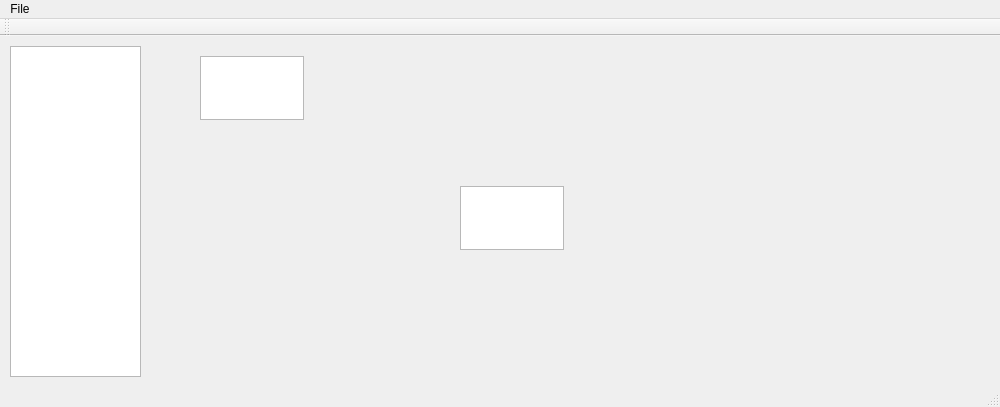
Before: the Qt Designer form 3_Solution/TestConexiune/QClient/QClient.ui in Aleexuta/POO-Proiect-NOrg, drawn with Qt 5.
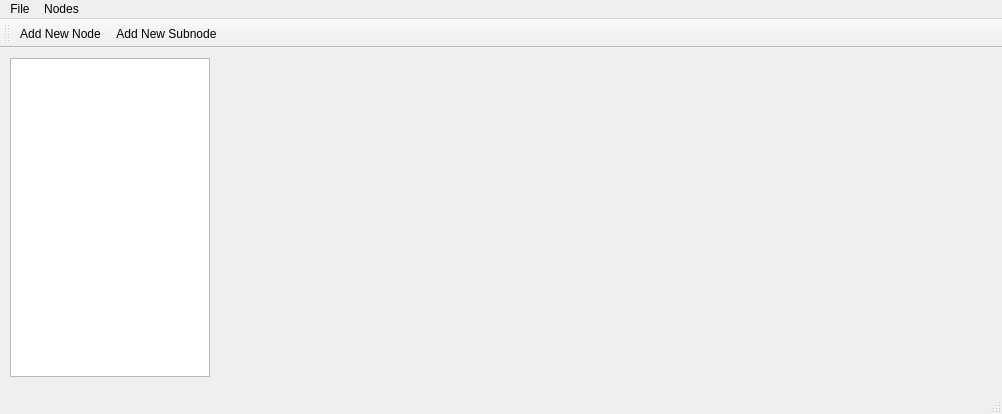
After: the same form once the commit is applied. Icons and pictures are not drawn.

The edit to the form file:
```diff
--- a/3_Solution/TestConexiune/QClient/QClient.ui
+++ b/3_Solution/TestConexiune/QClient/QClient.ui
@@ -6,8 +6,8 @@
    <rect>
     <x>0</x>
     <y>0</y>
-    <width>1000</width>
-    <height>407</height>
+    <width>1002</width>
+    <height>414</height>
    </rect>
   </property>
   <property name="windowTitle">
@@ -19,66 +19,24 @@
      <rect>
       <x>10</x>
       <y>10</y>
-      <width>131</width>
-      <height>331</height>
+      <width>200</width>
+      <height>319</height>
      </rect>
     </property>
-   </widget>
-   <widget class="QTextEdit" name="textEdit">
-    <property name="geometry">
-     <rect>
-      <x>200</x>
-      <y>20</y>
-      <width>104</width>
-      <height>64</height>
-     </rect>
+    <property name="maximumSize">
+     <size>
+      <width>200</width>
+      <height>16777215</height>
+     </size>
     </property>
    </widget>
-   <widget class="QStackedWidget" name="stackedWidget">
-    <property name="geometry">
-     <rect>
-      <x>420</x>
-      <y>120</y>
-      <width>191</width>
-      <height>141</height>
-     </rect>
-    </property>
-    <property name="currentIndex">
-     <number>2</number>
-    </property>
-    <widget class="QWidget" name="page_3"/>
-    <widget class="QWidget" name="page">
-     <widget class="QTextEdit" name="textEdit_2">
-      <property name="geometry">
-       <rect>
-        <x>50</x>
-        <y>50</y>
-        <width>104</width>
-        <height>64</height>
-       </rect>
-      </property>
-     </widget>
-    </widget>
-    <widget class="QWidget" name="page_2">
-     <widget class="QTextEdit" name="textEdit_3">
-      <property name="geometry">
-       <rect>
-        <x>40</x>
-        <y>30</y>
-        <width>104</width>
-        <height>64</height>
-       </rect>
-      </property>
-     </widget>
-    </widget>
-   </widget>
   </widget>
   <widget class="QMenuBar" name="menuBar">
    <property name="geometry">
     <rect>
      <x>0</x>
      <y>0</y>
-     <width>1000</width>
+     <width>1002</width>
      <height>22</height>
     </rect>
    </property>
@@ -88,7 +46,16 @@
     </property>
     <addaction name="actionExit"/>
    </widget>
+   <widget class="QMenu" name="menuNodes">
+    <property name="title">
+     <string>Nodes</string>
+    </property>
+    <addaction name="actionAdd_New_Node"/>
+    <addaction name="actionAdd_New_Subnode"/>
+    <addaction name="actionDelete_Node"/>
+   </widget>
    <addaction name="menuFile"/>
+   <addaction name="menuNodes"/>
   </widget>
   <widget class="QToolBar" name="mainToolBar">
    <attribute name="toolBarArea">
@@ -97,6 +64,8 @@
    <attribute name="toolBarBreak">
     <bool>false</bool>
    </attribute>
+   <addaction name="actionAdd_New_Node"/>
+   <addaction name="actionAdd_New_Subnode"/>
   </widget>
   <widget class="QStatusBar" name="statusBar"/>
   <action name="actionExit">
@@ -104,6 +73,29 @@
     <string>Exit</string>
    </property>
   </action>
+  <action name="actionAdd_New_Node">
+   <property name="icon">
+    <iconset>
+     <normaloff>C:/Users/alexa/OneDrive/Pictures/Desktop/a se sterge regulat/n.png</normaloff>C:/Users/alexa/OneDrive/Pictures/Desktop/a se sterge regulat/n.png</iconset>
+   </property>
+   <property name="text">
+    <string>Add New Node</string>
+   </property>
+  </action>
+  <action name="actionAdd_New_Subnode">
+   <property name="icon">
+    <iconset>
+     <normaloff>C:/Users/alexa/OneDrive/Pictures/Desktop/a se sterge regulat/c.png</normaloff>C:/Users/alexa/OneDrive/Pictures/Desktop/a se sterge regulat/c.png</iconset>
+   </property>
+   <property name="text">
+    <string>Add New Subnode</string>
+   </property>
+  </action>
+  <action name="actionDelete_Node">
+   <property name="text">
+    <string>Delete Node</string>
+   </property>
+  </action>
  </widget>
  <layoutdefault spacing="6" margin="11"/>
  <resources>
```
